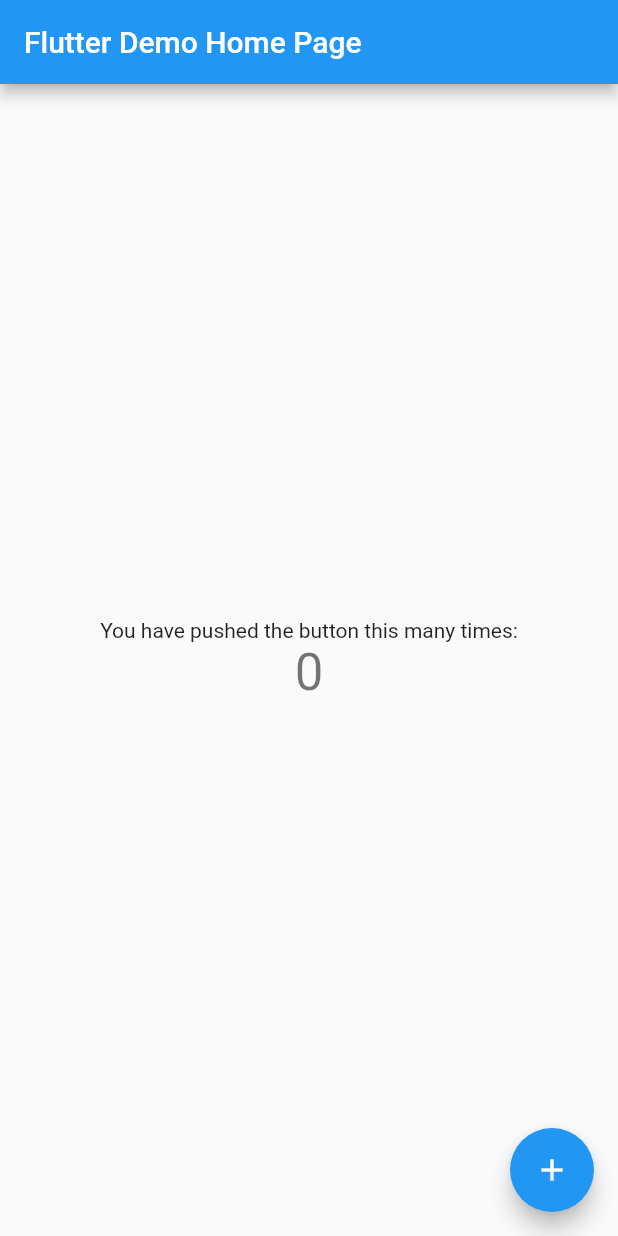
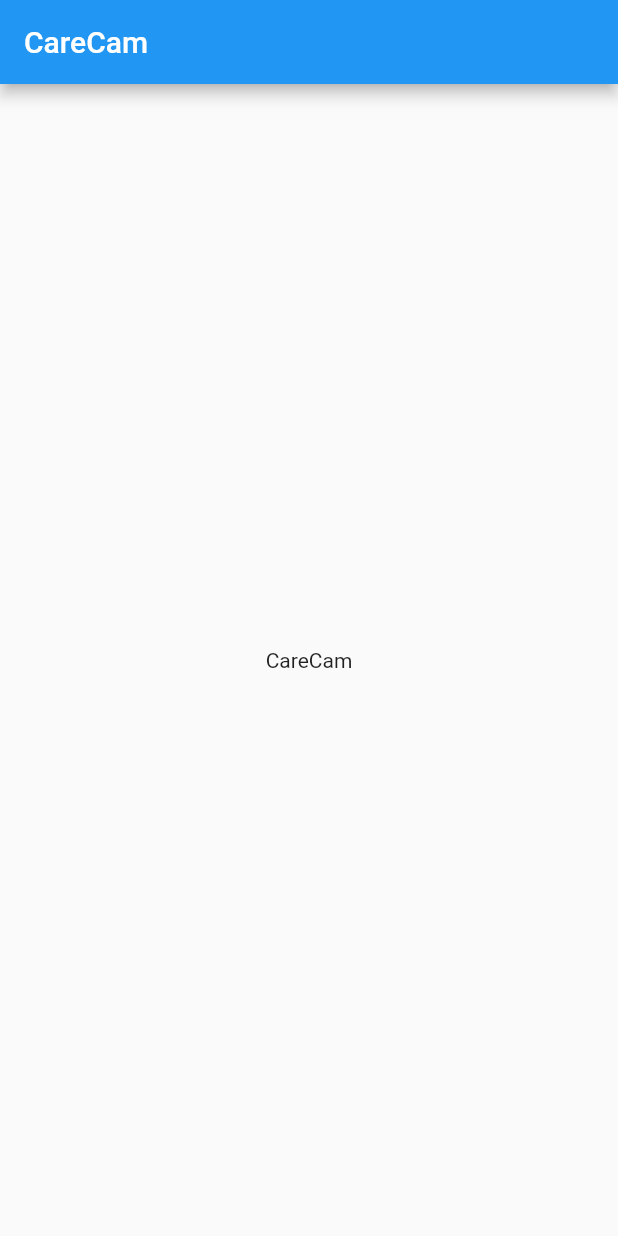
Before and after one commit to Abir-Das/flutter, a Flutter app: the screen it shows after launch, on a phone screen of 412 x 824 dp. Run offline on Flutter 3.47's test engine with Material 2 defaults, Android fonts, the phone set to English and light mode, and no system bars.

Commit message:
f1 Completed

```diff
--- a/lib/main.dart
+++ b/lib/main.dart
@@ -1,115 +1,32 @@
+// library importing
 import 'package:flutter/material.dart';
 
-void main() {
-  runApp(const MyApp());
+void main()
+{
+  runApp(MaterialApp(
+    // this name shows when app is minimized
+    title: "CareCam",
+    home: HomePage(),
+  ));
 }
 
-class MyApp extends StatelessWidget {
-  const MyApp({Key? key}) : super(key: key);
+class HomePage extends StatelessWidget
+{
+  @override
+  Widget build(BuildContext context)
+  {
+    // return Container(
+    //   color: Colors.blue,
+    // );
 
-  // This widget is the root of your application.
-  @override
-  Widget build(BuildContext context) {
-    return MaterialApp(
-      title: 'Flutter Demo',
-      theme: ThemeData(
-        // This is the theme of your application.
-        //
-        // Try running your application with "flutter run". You'll see the
-        // application has a blue toolbar. Then, without quitting the app, try
-        // changing the primarySwatch below to Colors.green and then invoke
-        // "hot reload" (press "r" in the console where you ran "flutter run",
-        // or simply save your changes to "hot reload" in a Flutter IDE).
-        // Notice that the counter didn't reset back to zero; the application
-        // is not restarted.
-        primarySwatch: Colors.blue,
+    // Scaffold is a widget that provides a framework for the layout and design of the app
+    return Scaffold(
+      appBar: AppBar(
+        title: Text("CareCam"),
       ),
-      home: const MyHomePage(title: 'Flutter Demo Home Page'),
+      body: Center(
+        child: Text("CareCam"),
+      ),
     );
   }
 }
-
-class MyHomePage extends StatefulWidget {
-  const MyHomePage({Key? key, required this.title}) : super(key: key);
-
-  // This widget is the home page of your application. It is stateful, meaning
-  // that it has a State object (defined below) that contains fields that affect
-  // how it looks.
-
-  // This class is the configuration for the state. It holds the values (in this
-  // case the title) provided by the parent (in this case the App widget) and
-  // used by the build method of the State. Fields in a Widget subclass are
-  // always marked "final".
-
-  final String title;
-
-  @override
-  State<MyHomePage> createState() => _MyHomePageState();
-}
-
-class _MyHomePageState extends State<MyHomePage> {
-  int _counter = 0;
-
-  void _incrementCounter() {
-    setState(() {
-      // This call to setState tells the Flutter framework that something has
-      // changed in this State, which causes it to rerun the build method below
-      // so that the display can reflect the updated values. If we changed
-      // _counter without calling setState(), then the build method would not be
-      // called again, and so nothing would appear to happen.
-      _counter++;
-    });
-  }
-
-  @override
-  Widget build(BuildContext context) {
-    // This method is rerun every time setState is called, for instance as done
-    // by the _incrementCounter method above.
-    //
-    // The Flutter framework has been optimized to make rerunning build methods
-    // fast, so that you can just rebuild anything that needs updating rather
-    // than having to individually change instances of widgets.
-    return Scaffold(
-      appBar: AppBar(
-        // Here we take the value from the MyHomePage object that was created by
-        // the App.build method, and use it to set our appbar title.
-        title: Text(widget.title),
-      ),
-      body: Center(
-        // Center is a layout widget. It takes a single child and positions it
-        // in the middle of the parent.
-        child: Column(
-          // Column is also a layout widget. It takes a list of children and
-          // arranges them vertically. By default, it sizes itself to fit its
-          // children horizontally, and tries to be as tall as its parent.
-          //
-          // Invoke "debug painting" (press "p" in the console, choose the
-          // "Toggle Debug Paint" action from the Flutter Inspector in Android
-          // Studio, or the "Toggle Debug Paint" command in Visual Studio Code)
-          // to see the wireframe for each widget.
-          //
-          // Column has various properties to control how it sizes itself and
-          // how it positions its children. Here we use mainAxisAlignment to
-          // center the children vertically; the main axis here is the vertical
-          // axis because Columns are vertical (the cross axis would be
-          // horizontal).
-          mainAxisAlignment: MainAxisAlignment.center,
-          children: <Widget>[
-            const Text(
-              'You have pushed the button this many times:',
-            ),
-            Text(
-              '$_counter',
-              style: Theme.of(context).textTheme.headline4,
-            ),
-          ],
-        ),
-      ),
-      floatingActionButton: FloatingActionButton(
-        onPressed: _incrementCounter,
-        tooltip: 'Increment',
-        child: const Icon(Icons.add),
-      ), // This trailing comma makes auto-formatting nicer for build methods.
-    );
-  }
-}
```
